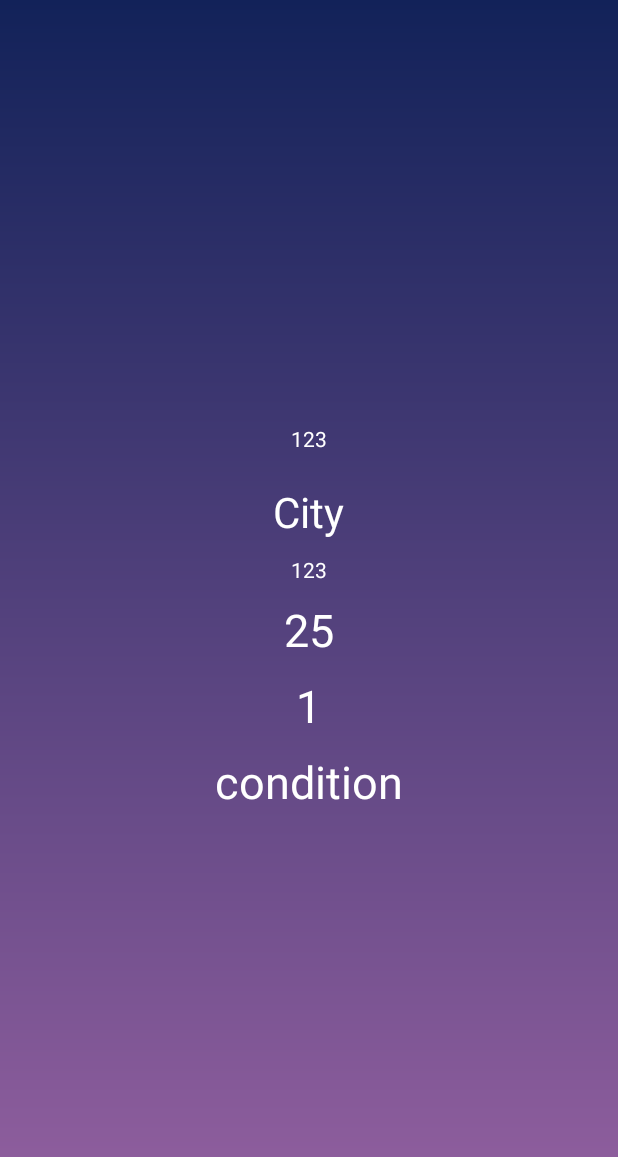
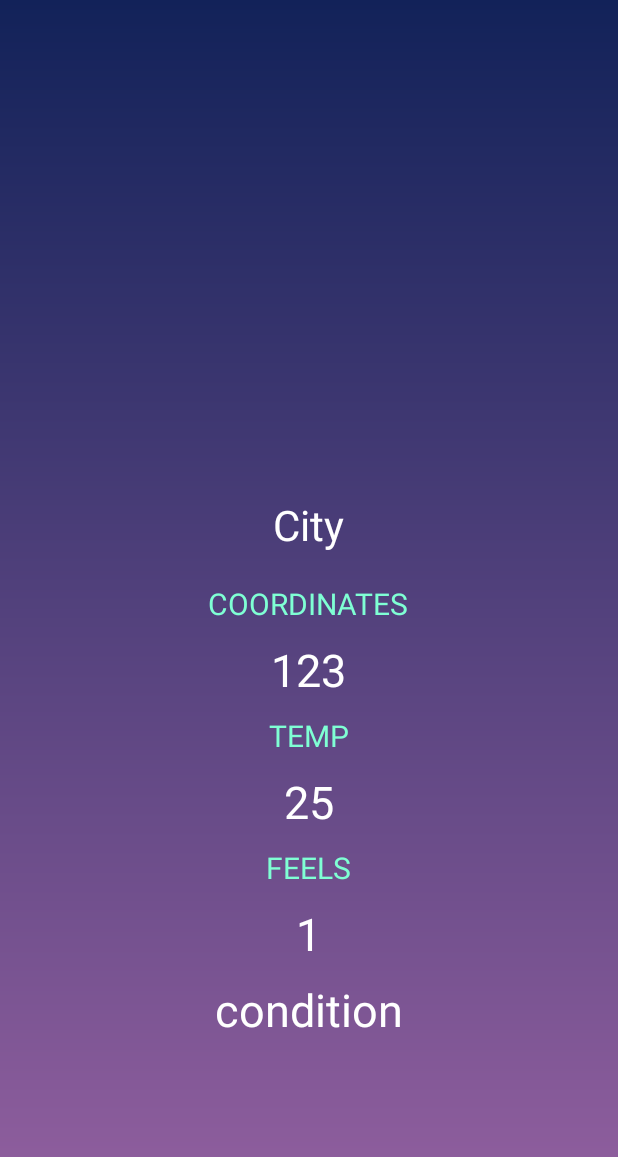
Before and after one commit to DeniZayn/WeatherApp, an Android app: the layout details_fragment.xml on its own in the app's theme, with its tools: preview values and no code run, on a phone screen of 412 x 824 dp. Shown: the top 1157 px of the screen. Run offline under Robolectric (Android 15) with nearby library versions, the phone set to English and light mode, and no system bars.

Commit message:
HomeWork for lesson7

```diff
--- a/app/build.gradle
+++ b/app/build.gradle
@@ -38,6 +38,10 @@ android {
 dependencies {
     implementation fileTree(dir: 'libs' , include: ['*.jar'])
     implementation 'com.google.code.gson:gson:2.8.6'
+    implementation 'com.squareup.okhttp3:okhttp:3.14.9'
+    implementation 'com.squareup.retrofit2:retrofit:2.9.0'
+    implementation 'com.squareup.retrofit2:converter-gson:2.9.0'
+    implementation 'io.coil-kt:coil:0.11.0'
     implementation 'androidx.core:core-ktx:1.6.0'
     implementation 'androidx.appcompat:appcompat:1.3.1'
     implementation 'com.google.android.material:material:1.4.0'
--- a/app/src/main/java/com/example/weatherappkotlin/ui/main/model/City.kt
+++ b/app/src/main/java/com/example/weatherappkotlin/ui/main/model/City.kt
@@ -7,5 +7,5 @@ import kotlinx.android.parcel.Parcelize
 data class City (
     val name: String,
     val lat: Double,
-    val long: Double,
+    val lon: Double,
     ) :Parcelable
--- a/app/src/main/java/com/example/weatherappkotlin/ui/main/model/Weather.kt
+++ b/app/src/main/java/com/example/weatherappkotlin/ui/main/model/Weather.kt
@@ -8,6 +8,7 @@ data class Weather(
     val city: City = getDefaultCity(),
     val temperature: Int = 0,
     val feelsLike: Int = 0,
+    val condition: String = ""
 )  : Parcelable
 
 fun getDefaultCity(): City = City("Moscow",59.56,30.18)
--- a/app/src/main/java/com/example/weatherappkotlin/ui/main/view/MainFragment.kt
+++ b/app/src/main/java/com/example/weatherappkotlin/ui/main/view/MainFragment.kt
@@ -77,7 +77,7 @@ class MainFragment : Fragment() {
     private fun renderData(state: AppState) {
 
         when (state) {
-            is AppState.Loading -> binding.loadingLayout.show()
+            is AppState.Loading -> binding.loadingLayout.hide()
             is AppState.Success -> {
                 binding.loadingLayout.hide()
                 adapter.weatherData = state.weather
--- a/app/src/main/res/layout/details_fragment.xml
+++ b/app/src/main/res/layout/details_fragment.xml
@@ -8,7 +8,6 @@
     android:background="@drawable/gradient_wf"
     tools:context=".ui.main.view.MainFragment"
     >
-
     <LinearLayout
     android:id="@+id/mainView"
     android:layout_width="match_parent"
@@ -16,13 +15,11 @@
     android:gravity="center"
     android:orientation="vertical">
 
-        <TextView
-            android:id="@+id/ok"
-            android:layout_width="wrap_content"
-            android:layout_height="wrap_content"
-            android:layout_gravity="center"
-            android:text=""
-            tools:text= "123" />
+        <ImageView
+            android:id="@+id/imageView"
+            android:layout_width="match_parent"
+            android:layout_height="180dp"
+            android:contentDescription="@string/todo"/>
 
         <TextView
             android:id="@+id/city"
@@ -36,15 +33,42 @@
             tools:text= "City" />
 
         <TextView
+            android:id="@+id/coordinates"
+            android:layout_width="wrap_content"
+            android:layout_height="wrap_content"
+            android:layout_gravity="center"
+            android:text="@string/gps"
+            android:layout_marginTop="20sp"
+            android:textColor="@color/aquamarine"
+            android:textSize="20sp"
+            android:visibility="visible"
+            tools:text= "COORDINATES"/>
+
+        <TextView
             android:id="@+id/cityCoordinate"
             android:layout_width="wrap_content"
             android:layout_height="wrap_content"
             android:layout_gravity="center"
             android:text=""
-            android:textSize="14sp"
+            android:textSize="30sp"
             android:layout_marginTop="10dp"
             android:textColor="@color/white"
             tools:text= "123"/>
+
+
+
+        <TextView
+            android:id="@+id/temperature"
+            android:layout_width="wrap_content"
+            android:layout_height="wrap_content"
+            android:layout_gravity="center"
+            android:text="@string/temp"
+            android:layout_marginTop="10dp"
+            android:textColor="@color/aquamarine"
+            android:textSize="20sp"
+            android:visibility="visible"
+            tools:text= "TEMP"/>
+
 
         <TextView
         android:id="@+id/temperatureValue"
@@ -57,6 +81,18 @@
             android:textSize="30sp"
             android:visibility="visible"
             tools:text= "25"/>
+
+        <TextView
+            android:id="@+id/feels_like"
+            android:layout_width="wrap_content"
+            android:layout_height="wrap_content"
+            android:layout_gravity="center"
+            android:text="@string/feels_like"
+            android:layout_marginTop="10dp"
+            android:textColor="@color/aquamarine"
+            android:textSize="20sp"
+            android:visibility="visible"
+            tools:text= "FEELS"/>
 
         <TextView
             android:id="@+id/feelsLikeValue"
@@ -86,6 +122,6 @@
         android:layout_width="match_parent"
         android:layout_height="match_parent"
         android:visibility="gone"
-        tools:visibility="visible"/>
+        tools:visibility="visible" />
 
 </FrameLayout>
--- a/app/src/main/res/layout/main_fragment.xml
+++ b/app/src/main/res/layout/main_fragment.xml
@@ -46,4 +46,5 @@
         android:visibility="gone"
         tools:visibility="visible"/>
 
+
     </FrameLayout>
--- a/app/src/main/res/values/colors.xml
+++ b/app/src/main/res/values/colors.xml
@@ -9,4 +9,7 @@
     <color name="white">#FFFFFFFF</color>
     <color name="loadingBackground">#BBC0C3</color>
     <color name="statusBarColor">#217A93</color>
+    <color name="navyBlue">#000080</color>
+    <color name="aquamarine">#7FFFD4</color>
+
 </resources>
--- a/app/src/main/res/values/strings.xml
+++ b/app/src/main/res/values/strings.xml
@@ -1,3 +1,7 @@
 <resources>
     <string name="app_name">WeatherAppKotlin</string>
+    <string name="gps">GPS</string>
+    <string name="temp">°C</string>
+    <string name="feels_like">Feels like</string>
+    <string name="todo">TODO</string>
 </resources>
```
Also changed, not shown: app/src/main/java/com/example/weatherappkotlin/ui/main/model/DetailsRepository.kt (added, +13 -0 lines), app/src/main/java/com/example/weatherappkotlin/ui/main/model/DetailsRepositoryImpl.kt (added, +13 -0 lines), app/src/main/java/com/example/weatherappkotlin/ui/main/model/RemoteDataSource.kt (added, +40 -0 lines), app/src/main/java/com/example/weatherappkotlin/ui/main/model/WeatherAPI.kt (added, +15 -0 lines), app/src/main/java/com/example/weatherappkotlin/ui/main/view/DetailsFragment.kt (+52 -54 lines), app/src/main/java/com/example/weatherappkotlin/ui/main/viewmodel/DetailViewModel.kt (added, +72 -0 lines), app/src/main/java/com/example/weatherappkotlin/ui/main/viewmodel/MainViewModel.kt (+2 -5 lines).
